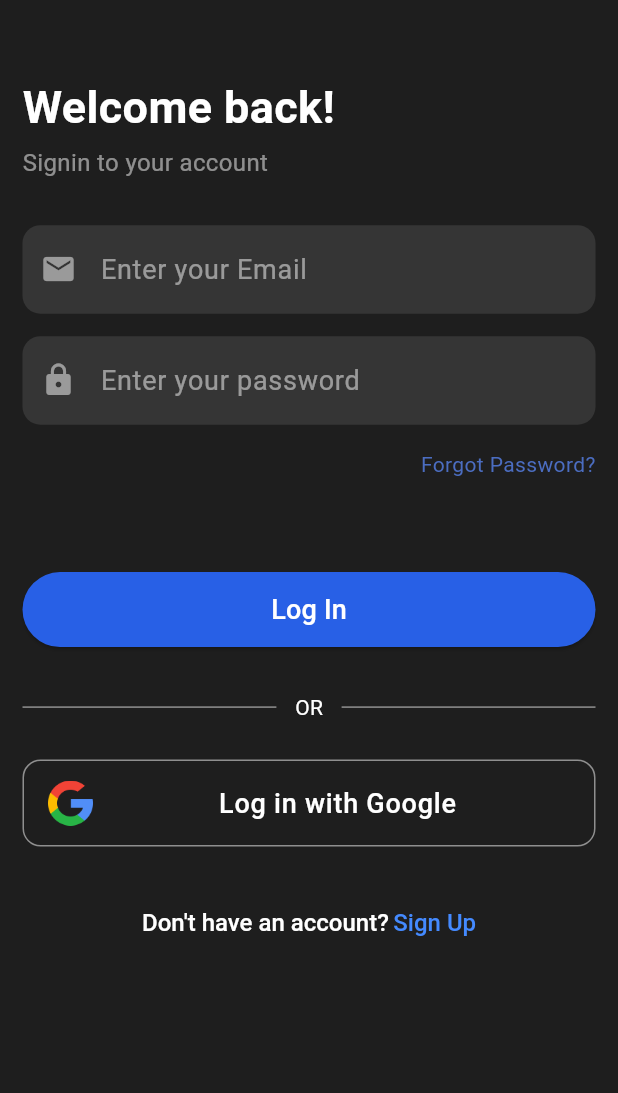
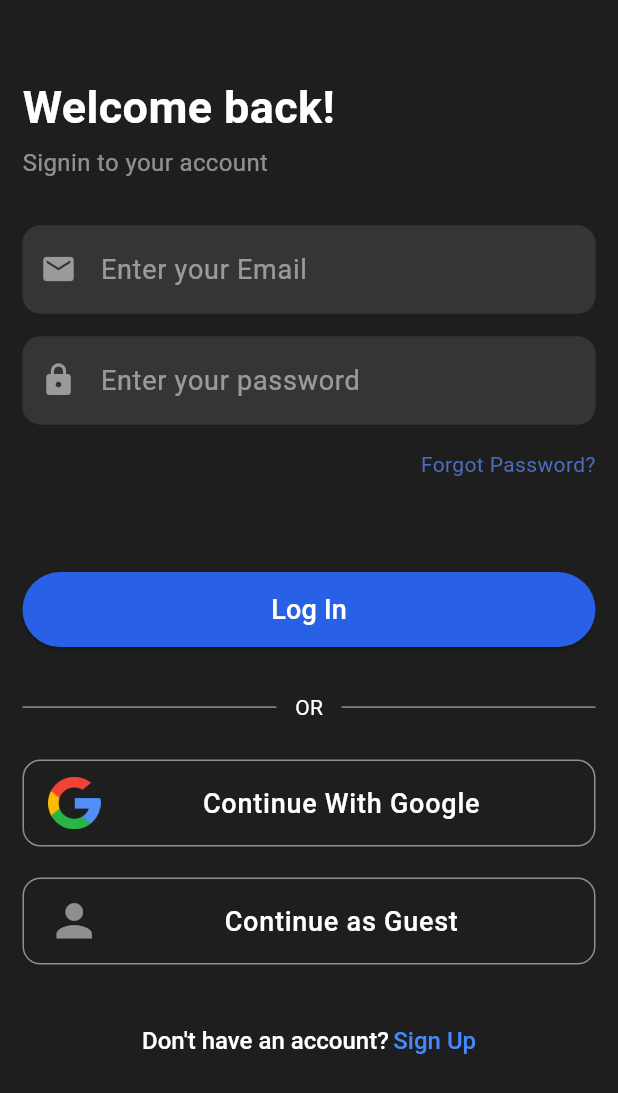
Before and after one commit to MuhammadHasan-Git/DoBits, a Flutter app: the screen it shows after launch, on a phone screen of 412 x 824 dp. Shown: the top 1093 px of the screen. Run offline on Flutter 3.47's test engine with Material 3 defaults, Android fonts, the phone set to English and light mode, and no system bars; our stand-ins replace cloud_firestore, device_info_plus, email_validator, firebase_auth, firebase_core, get and 1 more; accounts and stored records are empty.

Commit message:
user can now use app as guest

```diff
--- a/lib/view/authentication/login_view.dart
+++ b/lib/view/authentication/login_view.dart
@@ -153,12 +153,26 @@ class LoginView extends StatelessWidget {
                   ),
                   ListTile(
                     onTap: () async {
-                      showDialog(
-                          context: context,
-                          barrierDismissible: false,
-                          builder: (context) =>
-                              const Center(child: CircularProgressIndicator()));
                       try {
+                        showDialog(
+                            context: context,
+                            barrierDismissible: false,
+                            builder: (context) => Column(
+                                  mainAxisAlignment: MainAxisAlignment.center,
+                                  crossAxisAlignment: CrossAxisAlignment.center,
+                                  children: [
+                                    const CircularProgressIndicator(
+                                      color: darkBlue,
+                                    ),
+                                    SizedBox(
+                                      height: 3.0.wp,
+                                    ),
+                                    const Text(
+                                      "Processing...",
+                                      style: TextStyle(color: blue),
+                                    )
+                                  ],
+                                ));
                         final user = await userController.loginWithGoogle();
                         if (user != null) {
                           userController.createUser(
@@ -218,7 +232,7 @@ class LoginView extends StatelessWidget {
                     ),
                     title: const Center(
                       child: Text(
-                        "Log in with Google",
+                        "Continue With Google",
                         style: TextStyle(
                           fontSize: 18,
                           fontWeight: FontWeight.w500,
@@ -229,8 +243,35 @@ class LoginView extends StatelessWidget {
                     leading: Image.asset(
                       "assets/images/google_logo.png",
                       fit: BoxFit.cover,
-                      width: 30,
-                      height: 30,
+                      width: 35,
+                      height: 35,
+                    ),
+                  ),
+                  SizedBox(
+                    height: 5.0.wp,
+                  ),
+                  ListTile(
+                    onTap: () => userController.signInAnon(context).then((value) => null),
+                    shape: OutlineInputBorder(
+                      borderRadius: BorderRadius.circular(12),
+                      borderSide: BorderSide(
+                        color: white.withOpacity(0.5),
+                      ),
+                    ),
+                    title: const Center(
+                      child: Text(
+                        "Continue as Guest",
+                        style: TextStyle(
+                          fontSize: 18,
+                          fontWeight: FontWeight.w500,
+                          color: white,
+                        ),
+                      ),
+                    ),
+                    leading: Icon(
+                      Icons.person,
+                      color: white.withOpacity(0.5),
+                      size: 35,
                     ),
                   ),
                   SizedBox(
--- a/pubspec.yaml
+++ b/pubspec.yaml
@@ -41,6 +41,8 @@ dependencies:
   email_validator: ^2.1.17
   cloud_firestore: ^4.15.4
   google_sign_in: ^6.2.1
+  device_info_plus: ^9.1.2
+  # device_info_plus: 3.2.4
 
 dev_dependencies:
   flutter_test:
```
Also changed, not shown: lib/controller/task_controller.dart (+37 -9 lines), lib/controller/user_controller.dart (+84 -5 lines), lib/view/add_task.dart (+12 -1 lines), lib/view/authentication/signup_view.dart (+52 -11 lines), lib/view/widget/text_field.dart (+6 -4 lines), pubspec.lock, 2 other files.
